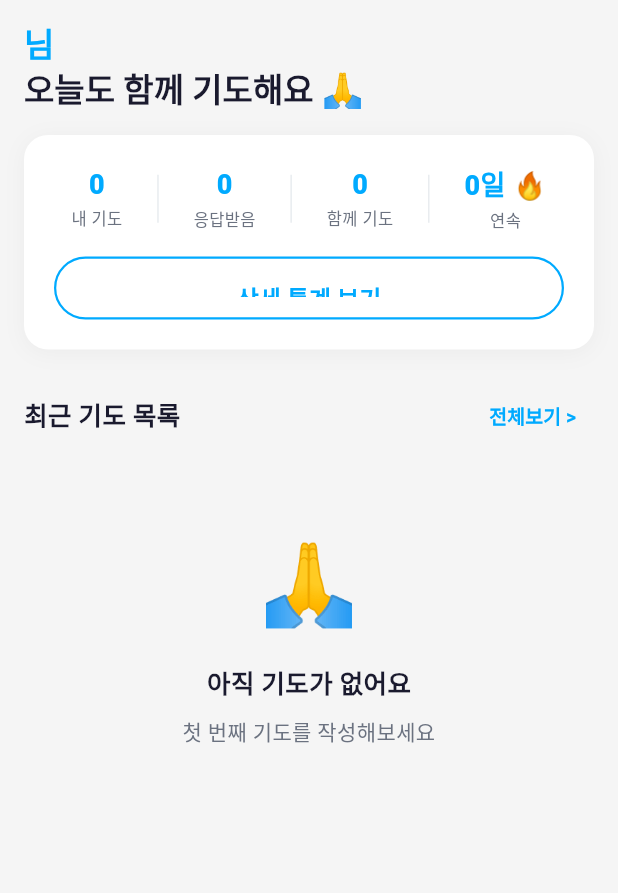
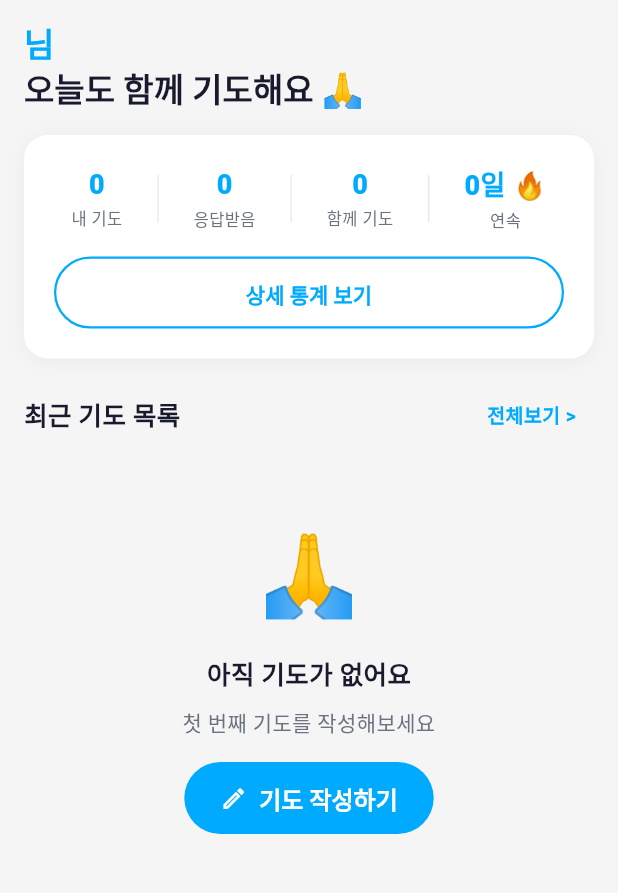
Before and after one commit to silliju/intercesso-app, a Flutter app: the HomeScreen screen opened directly, after a tap on "전체보기 >", on a phone screen of 412 x 824 dp, the part 84-977 px from its top. Run offline on Flutter 3.47's test engine with Material 3 defaults, Android fonts, the phone set to English and light mode, and no system bars; our stand-ins replace go_router, shared_preferences; accounts and stored records are empty; network calls fail; statements that could not run were skipped.

Commit message:
홈 기도목록 수정, 마이페이지 터치 보강, 에러 로깅 추가 (v4)

```diff
--- a/intercesso_app/lib/screens/home/home_screen.dart
+++ b/intercesso_app/lib/screens/home/home_screen.dart
@@ -6,6 +6,7 @@ import '../../providers/prayer_provider.dart';
 import '../../config/theme.dart';
 import '../../widgets/common_widgets.dart';
 import '../../services/statistics_service.dart';
+import '../main/main_tab_screen.dart';
 
 class HomeScreen extends StatefulWidget {
   const HomeScreen({super.key});
@@ -14,24 +15,37 @@ class HomeScreen extends StatefulWidget {
   State<HomeScreen> createState() => _HomeScreenState();
 }
 
-class _HomeScreenState extends State<HomeScreen> {
+class _HomeScreenState extends State<HomeScreen> with AutomaticKeepAliveClientMixin {
   Map<String, dynamic>? _dashboardData;
   bool _isLoading = true;
+  String? _loadError;
   final StatisticsService _statisticsService = StatisticsService();
+
+  @override
+  bool get wantKeepAlive => false; // 탭 전환 시 항상 새로 로드
 
   @override
   void initState() {
     super.initState();
-    _loadDashboard();
-    _loadPrayers();
+    _loadAll();
+  }
+
+  Future<void> _loadAll() async {
+    debugPrint('[HomeScreen] _loadAll() 시작');
+    await Future.wait([
+      _loadDashboard(),
+      _loadPrayers(),
+    ]);
+    debugPrint('[HomeScreen] _loadAll() 완료');
   }
 
   Future<void> _loadDashboard() async {
     if (!mounted) return;
     setState(() => _isLoading = true);
     try {
-      // 실제 API에서 통계 데이터 로드
+      debugPrint('[HomeScreen] 대시보드 로드 시작');
       final data = await _statisticsService.getDashboard();
+      debugPrint('[HomeScreen] 대시보드 응답: $data');
       if (!mounted) return;
       if (data['success'] == true && data['data'] != null) {
         final apiStats = data['data']['stats'] as Map<String, dynamic>? ?? {};
@@ -48,36 +62,74 @@ class _HomeScreenState extends State<HomeScreen> {
           _isLoading = false;
         });
       } else {
-        // API 실패 시 0으로 초기화
+        if (!mounted) return;
         setState(() {
           _dashboardData = {
             'stats': {
-              'total_prayers': 0,
-              'answered_prayers': 0,
-              'streak_days': 0,
-              'total_participations': 0,
-              'answer_rate': 0,
+              'total_prayers': 0, 'answered_prayers': 0,
+              'streak_days': 0, 'total_participations': 0, 'answer_rate': 0,
             },
           };
           _isLoading = false;
         });
       }
-    } catch (e) {
+    } catch (e, stack) {
+      debugPrint('[HomeScreen] 대시보드 로드 오류: $e\n$stack');
       if (!mounted) return;
       setState(() {
-        _dashboardData = {'stats': {'total_prayers': 0, 'answered_prayers': 0, 'streak_days': 0, 'total_participations': 0, 'answer_rate': 0}};
+        _dashboardData = {
+          'stats': {
+            'total_prayers': 0, 'answered_prayers': 0,
+            'streak_days': 0, 'total_participations': 0, 'answer_rate': 0,
+          },
+        };
         _isLoading = false;
       });
     }
   }
 
   Future<void> _loadPrayers() async {
+    if (!mounted) return;
+    try {
+      debugPrint('[HomeScreen] 기도 목록 로드 시작');
       final provider = context.read<PrayerProvider>();
+      // 공개 기도 목록 먼저 시도
       await provider.loadPrayers(refresh: true, scope: 'public');
+      debugPrint('[HomeScreen] 공개 기도 목록: ${provider.prayers.length}개');
+
+      // 공개 기도가 없으면 내 기도도 같이 표시
+      if (provider.prayers.isEmpty && mounted) {
+        debugPrint('[HomeScreen] 공개 기도 없음 → 내 기도 로드 시도');
+        await provider.loadPrayers(refresh: true);
+        debugPrint('[HomeScreen] 전체 기도 목록: ${provider.prayers.length}개');
+      }
+    } catch (e, stack) {
+      debugPrint('[HomeScreen] 기도 목록 로드 오류: $e\n$stack');
+      if (mounted) {
+        setState(() => _loadError = e.toString());
+      }
+    }
+  }
+
+  // ─── 기도 탭으로 이동
+  void _goToPrayersTab() {
+    try {
+      final mainState = context.findAncestorStateOfType<MainTabScreenState>();
+      if (mainState != null) {
+        debugPrint('[HomeScreen] 기도 탭으로 전환');
+        mainState.switchToTab(1);
+      } else {
+        debugPrint('[HomeScreen] MainTabScreenState 찾지 못함 → push 사용');
+        context.push('/prayers');
+      }
+    } catch (e) {
+      debugPrint('[HomeScreen] 탭 전환 오류: $e');
+    }
   }
 
   @override
   Widget build(BuildContext context) {
+    super.build(context);
     final user = context.watch<AuthProvider>().user;
     final prayerProvider = context.watch<PrayerProvider>();
     final stats = _dashboardData?['stats'];
@@ -86,10 +138,7 @@ class _HomeScreenState extends State<HomeScreen> {
       backgroundColor: AppTheme.background,
       body: RefreshIndicator(
         color: AppTheme.primary,
-        onRefresh: () async {
-          await _loadDashboard();
-          await _loadPrayers();
-        },
+        onRefresh: () => _loadAll(),
         child: CustomScrollView(
           slivers: [
             // 앱바
@@ -123,7 +172,6 @@ class _HomeScreenState extends State<HomeScreen> {
                 child: Column(
                   crossAxisAlignment: CrossAxisAlignment.start,
                   children: [
-                    // 타이틀 텍스트 (보닥 스타일)
                     RichText(
                       text: TextSpan(
                         style: const TextStyle(
@@ -142,7 +190,7 @@ class _HomeScreenState extends State<HomeScreen> {
                       ),
                     ),
                     const SizedBox(height: 16),
-                    // 통계 카드 (흰색 카드)
+                    // 통계 카드
                     Container(
                       padding: const EdgeInsets.all(20),
                       decoration: AppTheme.cardDecoration,
@@ -151,30 +199,28 @@ class _HomeScreenState extends State<HomeScreen> {
                           Row(
                             mainAxisAlignment: MainAxisAlignment.spaceAround,
                             children: [
-                              _buildStatItem(
-                                  '${stats?['total_prayers'] ?? 0}',
-                                  '내 기도'),
+                              _buildStatItem('${stats?['total_prayers'] ?? 0}', '내 기도'),
                               _buildDivider(),
-                              _buildStatItem(
-                                  '${stats?['answered_prayers'] ?? 0}',
-                                  '응답받음'),
+                              _buildStatItem('${stats?['answered_prayers'] ?? 0}', '응답받음'),
                               _buildDivider(),
-                              _buildStatItem(
-                                  '${stats?['total_participations'] ?? 0}',
-                                  '함께 기도'),
+                              _buildStatItem('${stats?['total_participations'] ?? 0}', '함께 기도'),
                               _buildDivider(),
-                              _buildStatItem(
-                                  '${stats?['streak_days'] ?? 0}일 🔥',
-                                  '연속'),
+                              _buildStatItem('${stats?['streak_days'] ?? 0}일 🔥', '연속'),
                             ],
                           ),
                           const SizedBox(height: 16),
                           SizedBox(
                             width: double.infinity,
-                            height: 42,
+                            height: 48,
                             child: OutlinedButton(
-                              onPressed: () => context.push('/dashboard'),
-                              child: const Text('상세 통계 보기'),
+                              onPressed: () {
+                                debugPrint('[HomeScreen] 상세 통계 버튼 클릭');
+                                context.push('/dashboard');
+                              },
+                              child: const Text(
+                                '상세 통계 보기',
+                                style: TextStyle(fontSize: 14, fontWeight: FontWeight.w600),
+                              ),
                             ),
                           ),
                         ],
@@ -188,8 +234,7 @@ class _HomeScreenState extends State<HomeScreen> {
             // 섹션 헤더
             SliverToBoxAdapter(
               child: Padding(
-                padding:
-                    const EdgeInsets.symmetric(horizontal: 16, vertical: 12),
+                padding: const EdgeInsets.symmetric(horizontal: 16, vertical: 12),
                 child: Row(
                   mainAxisAlignment: MainAxisAlignment.spaceBetween,
                   children: [
@@ -201,8 +246,15 @@ class _HomeScreenState extends State<HomeScreen> {
                         color: AppTheme.textPrimary,
                       ),
                     ),
-                    TextButton(
-                      onPressed: () {},
+                    // 전체보기 버튼 - GestureDetector로 터치 영역 확장
+                    GestureDetector(
+                      behavior: HitTestBehavior.opaque,
+                      onTap: () {
+                        debugPrint('[HomeScreen] 전체보기 탭');
+                        _goToPrayersTab();
+                      },
+                      child: Padding(
+                        padding: const EdgeInsets.symmetric(horizontal: 12, vertical: 8),
                         child: const Text(
                           '전체보기 >',
                           style: TextStyle(
@@ -212,7 +264,28 @@ class _HomeScreenState extends State<HomeScreen> {
                           ),
                         ),
                       ),
+                    ),
                   ],
+                ),
+              ),
+            ),
+
+            // 에러 상태
+            if (_loadError != null)
+              SliverToBoxAdapter(
+                child: Padding(
+                  padding: const EdgeInsets.all(16),
+                  child: Container(
+                    padding: const EdgeInsets.all(12),
+                    decoration: BoxDecoration(
+                      color: Colors.red.shade50,
+                      borderRadius: BorderRadius.circular(8),
+                      border: Border.all(color: Colors.red.shade200),
+                    ),
+                    child: Text(
+                      '기도 목록을 불러오지 못했습니다: $_loadError',
+                      style: TextStyle(color: Colors.red.shade700, fontSize: 13),
+                    ),
                   ),
                 ),
               ),
@@ -226,13 +299,31 @@ class _HomeScreenState extends State<HomeScreen> {
                 ),
               )
             else if (prayerProvider.prayers.isEmpty)
-              const SliverToBoxAdapter(
+              SliverToBoxAdapter(
                 child: Padding(
-                  padding: EdgeInsets.all(40),
-                  child: EmptyWidget(
+                  padding: const EdgeInsets.all(40),
+                  child: Column(
+                    children: [
+                      const EmptyWidget(
                         emoji: '🙏',
                         title: '아직 기도가 없어요',
                         subtitle: '첫 번째 기도를 작성해보세요',
+                      ),
+                      const SizedBox(height: 16),
+                      ElevatedButton.icon(
+                        onPressed: () {
+                          debugPrint('[HomeScreen] 기도 작성하기 버튼 클릭');
+                          context.push('/prayer/create');
+                        },
+                        icon: const Icon(Icons.edit_outlined, size: 18),
+                        label: const Text('기도 작성하기'),
+                        style: ElevatedButton.styleFrom(
+                          backgroundColor: AppTheme.primary,
+                          foregroundColor: Colors.white,
+                          padding: const EdgeInsets.symmetric(horizontal: 24, vertical: 12),
+                        ),
+                      ),
+                    ],
                   ),
                 ),
               )
@@ -240,19 +331,18 @@ class _HomeScreenState extends State<HomeScreen> {
               SliverList(
                 delegate: SliverChildBuilderDelegate(
                   (context, index) {
-                    if (index >= prayerProvider.prayers.length) {
-                      return prayerProvider.hasMore
-                          ? const Padding(
-                              padding: EdgeInsets.all(16),
-                              child: Center(
-                                child: CircularProgressIndicator(
-                                  color: AppTheme.primary,
+                    // 최대 5개만 홈에서 표시
+                    final displayPrayers = prayerProvider.prayers.take(5).toList();
+                    if (index >= displayPrayers.length) {
+                      return Padding(
+                        padding: const EdgeInsets.fromLTRB(16, 8, 16, 80),
+                        child: OutlinedButton(
+                          onPressed: _goToPrayersTab,
+                          child: const Text('전체 기도 목록 보기'),
                         ),
-                              ),
-                            )
-                          : const SizedBox(height: 80);
+                      );
                     }
-                    final prayer = prayerProvider.prayers[index];
+                    final prayer = displayPrayers[index];
                     return PrayerCard(
                       title: prayer.title,
                       content: prayer.content,
@@ -264,10 +354,13 @@ class _HomeScreenState extends State<HomeScreen> {
                       commentCount: prayer.commentCount,
                       createdAt: prayer.createdAt,
                       isParticipated: prayer.isParticipated,
-                      onTap: () => context.push('/prayer/${prayer.id}'),
+                      onTap: () {
+                        debugPrint('[HomeScreen] 기도 카드 클릭: ${prayer.id}');
+                        context.push('/prayer/${prayer.id}');
+                      },
                     );
                   },
-                  childCount: prayerProvider.prayers.length + 1,
+                  childCount: prayerProvider.prayers.take(5).length + 1,
                 ),
               ),
           ],
@@ -300,10 +393,6 @@ class _HomeScreenState extends State<HomeScreen> {
   }
 
   Widget _buildDivider() {
-    return Container(
-      width: 1,
-      height: 32,
-      color: AppTheme.border,
-    );
+    return Container(width: 1, height: 32, color: AppTheme.border);
   }
 }
```
Also changed, not shown: 1 other file. Lines whose indentation alone changed are shown as unchanged.
